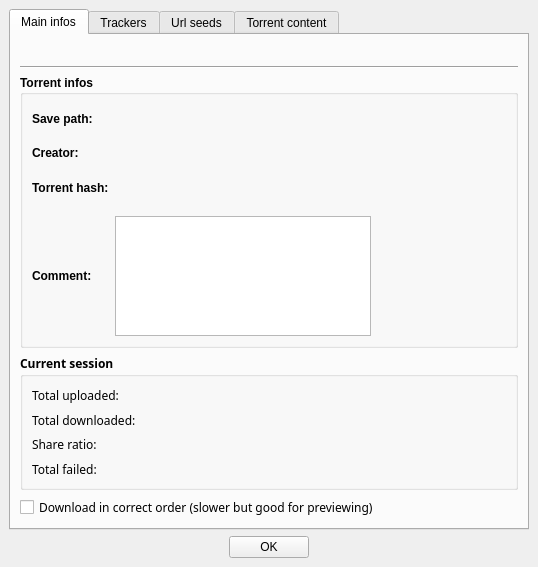
First picture: the form in src/properties.ui, repository SysAdminDoc/qBittorrent-Vanced, before the edit.
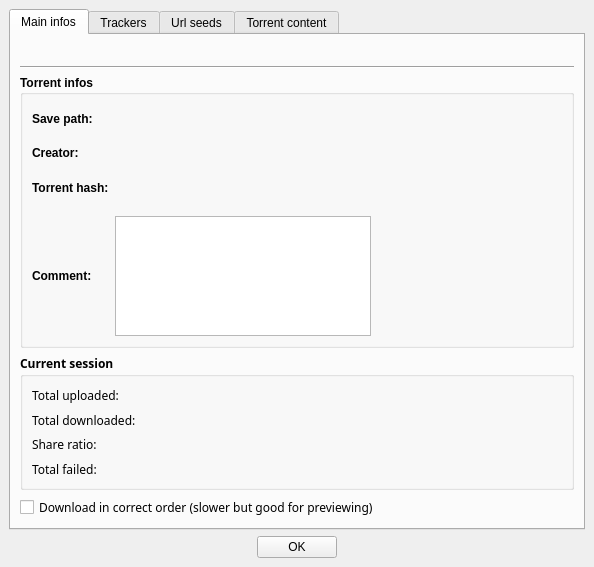
Second picture: the form after the edit.

Commit message: - Made properties window a bit larger - Remember properties window size and position on startup

Patch:
```diff
--- a/src/properties.ui
+++ b/src/properties.ui
@@ -5,7 +5,7 @@
    <rect>
     <x>0</x>
     <y>0</y>
-    <width>538</width>
+    <width>594</width>
     <height>567</height>
    </rect>
   </property>
```
The commit also changes 2 other files.
